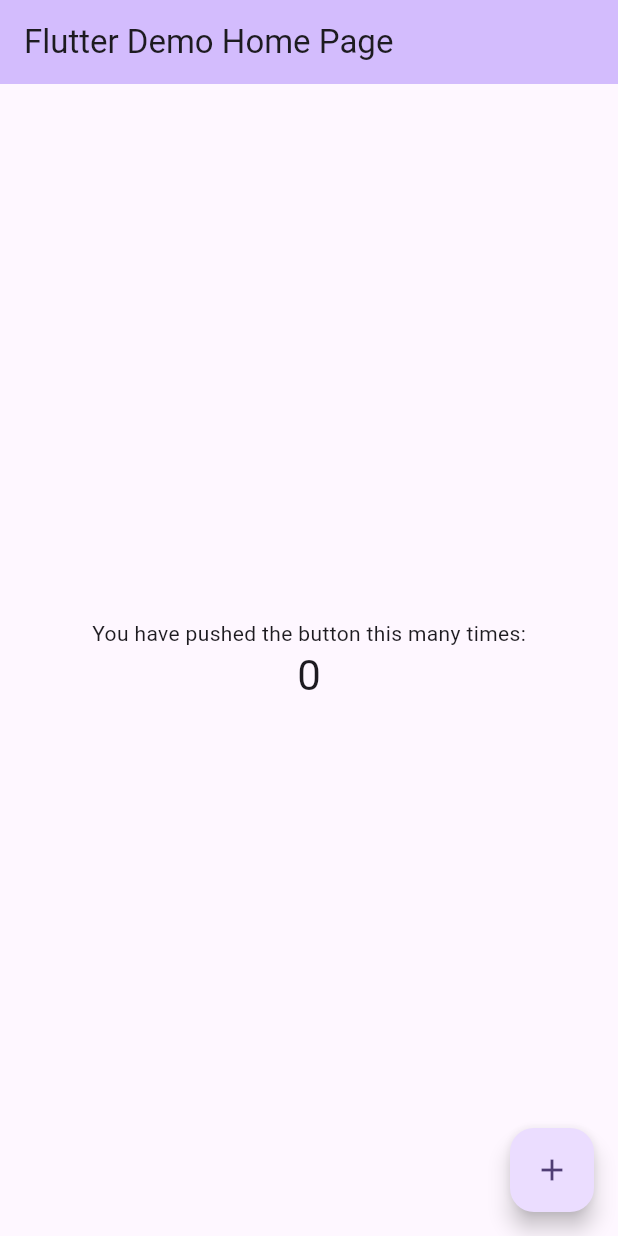
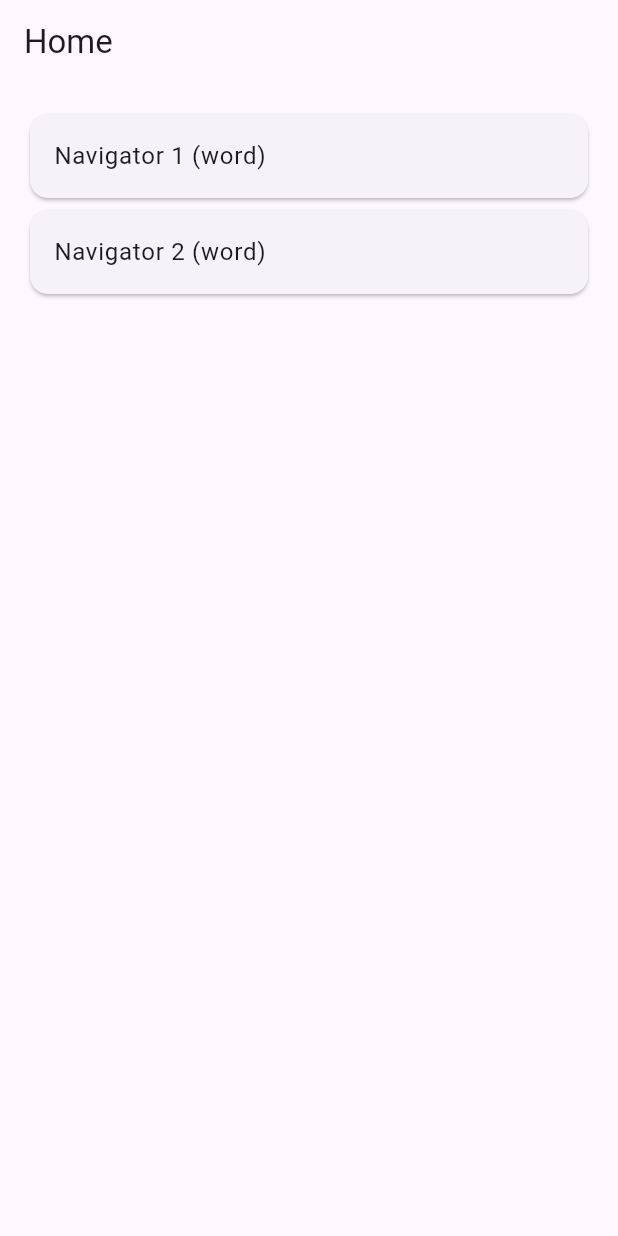
Before and after one commit to koji-1009/example_navigator_1_and_2, a Flutter app: the screen it shows after launch, on a phone screen of 412 x 824 dp. Run offline on Flutter 3.47's test engine with Material 3 defaults, Android fonts, the phone set to English and light mode, and no system bars; our stand-ins replace gap, go_router.

Commit message:
Setup word case

```diff
--- /dev/null
+++ b/lib/app.dart
@@ -0,0 +1,26 @@
+import 'package:flutter/material.dart';
+import 'package:go_router/go_router.dart';
+import 'package:navigator_1_and_2/routes.dart';
+
+class App extends StatefulWidget {
+  const App({super.key});
+
+  @override
+  State<App> createState() => _AppState();
+}
+
+class _AppState extends State<App> {
+  final _router = GoRouter(
+    routes: $appRoutes,
+  );
+
+  @override
+  Widget build(BuildContext context) {
+    return MaterialApp.router(
+      title: 'Navigation Demo',
+      theme: ThemeData.light(),
+      darkTheme: ThemeData.dark(),
+      routerConfig: _router,
+    );
+  }
+}
--- a/lib/main.dart
+++ b/lib/main.dart
@@ -1,125 +1,6 @@
 import 'package:flutter/material.dart';
+import 'package:navigator_1_and_2/app.dart';
 
 void main() {
-  runApp(const MyApp());
+  runApp(const App());
 }
-
-class MyApp extends StatelessWidget {
-  const MyApp({super.key});
-
-  // This widget is the root of your application.
-  @override
-  Widget build(BuildContext context) {
-    return MaterialApp(
-      title: 'Flutter Demo',
-      theme: ThemeData(
-        // This is the theme of your application.
-        //
-        // TRY THIS: Try running your application with "flutter run". You'll see
-        // the application has a purple toolbar. Then, without quitting the app,
-        // try changing the seedColor in the colorScheme below to Colors.green
-        // and then invoke "hot reload" (save your changes or press the "hot
-        // reload" button in a Flutter-supported IDE, or press "r" if you used
-        // the command line to start the app).
-        //
-        // Notice that the counter didn't reset back to zero; the application
-        // state is not lost during the reload. To reset the state, use hot
-        // restart instead.
-        //
-        // This works for code too, not just values: Most code changes can be
-        // tested with just a hot reload.
-        colorScheme: ColorScheme.fromSeed(seedColor: Colors.deepPurple),
-        useMaterial3: true,
-      ),
-      home: const MyHomePage(title: 'Flutter Demo Home Page'),
-    );
-  }
-}
-
-class MyHomePage extends StatefulWidget {
-  const MyHomePage({super.key, required this.title});
-
-  // This widget is the home page of your application. It is stateful, meaning
-  // that it has a State object (defined below) that contains fields that affect
-  // how it looks.
-
-  // This class is the configuration for the state. It holds the values (in this
-  // case the title) provided by the parent (in this case the App widget) and
-  // used by the build method of the State. Fields in a Widget subclass are
-  // always marked "final".
-
-  final String title;
-
-  @override
-  State<MyHomePage> createState() => _MyHomePageState();
-}
-
-class _MyHomePageState extends State<MyHomePage> {
-  int _counter = 0;
-
-  void _incrementCounter() {
-    setState(() {
-      // This call to setState tells the Flutter framework that something has
-      // changed in this State, which causes it to rerun the build method below
-      // so that the display can reflect the updated values. If we changed
-      // _counter without calling setState(), then the build method would not be
-      // called again, and so nothing would appear to happen.
-      _counter++;
-    });
-  }
-
-  @override
-  Widget build(BuildContext context) {
-    // This method is rerun every time setState is called, for instance as done
-    // by the _incrementCounter method above.
-    //
-    // The Flutter framework has been optimized to make rerunning build methods
-    // fast, so that you can just rebuild anything that needs updating rather
-    // than having to individually change instances of widgets.
-    return Scaffold(
-      appBar: AppBar(
-        // TRY THIS: Try changing the color here to a specific color (to
-        // Colors.amber, perhaps?) and trigger a hot reload to see the AppBar
-        // change color while the other colors stay the same.
-        backgroundColor: Theme.of(context).colorScheme.inversePrimary,
-        // Here we take the value from the MyHomePage object that was created by
-        // the App.build method, and use it to set our appbar title.
-        title: Text(widget.title),
-      ),
-      body: Center(
-        // Center is a layout widget. It takes a single child and positions it
-        // in the middle of the parent.
-        child: Column(
-          // Column is also a layout widget. It takes a list of children and
-          // arranges them vertically. By default, it sizes itself to fit its
-          // children horizontally, and tries to be as tall as its parent.
-          //
-          // Column has various properties to control how it sizes itself and
-          // how it positions its children. Here we use mainAxisAlignment to
-          // center the children vertically; the main axis here is the vertical
-          // axis because Columns are vertical (the cross axis would be
-          // horizontal).
-          //
-          // TRY THIS: Invoke "debug painting" (choose the "Toggle Debug Paint"
-          // action in the IDE, or press "p" in the console), to see the
-          // wireframe for each widget.
-          mainAxisAlignment: MainAxisAlignment.center,
-          children: <Widget>[
-            const Text(
-              'You have pushed the button this many times:',
-            ),
-            Text(
-              '$_counter',
-              style: Theme.of(context).textTheme.headlineMedium,
-            ),
-          ],
-        ),
-      ),
-      floatingActionButton: FloatingActionButton(
-        onPressed: _incrementCounter,
-        tooltip: 'Increment',
-        child: const Icon(Icons.add),
-      ), // This trailing comma makes auto-formatting nicer for build methods.
-    );
-  }
-}
--- /dev/null
+++ b/lib/pages/home.dart
@@ -0,0 +1,40 @@
+import 'package:flutter/material.dart';
+import 'package:navigator_1_and_2/extensions.dart';
+import 'package:navigator_1_and_2/routes.dart';
+
+class HomePage extends StatelessWidget {
+  const HomePage({super.key});
+
+  @override
+  Widget build(BuildContext context) {
+    return Scaffold(
+      appBar: AppBar(
+        title: const Text('Home'),
+      ),
+      body: ListView(
+        padding: EdgeInsets.symmetric(
+          horizontal: context.contentSpacing,
+          vertical: 16,
+        ),
+        children: [
+          Card(
+            child: ListTile(
+              title: const Text('Navigator 1 (word)'),
+              onTap: () {
+                const Navigator1WordRoute().go(context);
+              },
+            ),
+          ),
+          Card(
+            child: ListTile(
+              title: const Text('Navigator 2 (word)'),
+              onTap: () {
+                const Navigator2WordRoute().go(context);
+              },
+            ),
+          ),
+        ],
+      ),
+    );
+  }
+}
--- a/pubspec.yaml
+++ b/pubspec.yaml
@@ -11,10 +11,16 @@ dependencies:
   flutter:
     sdk: flutter
 
+  gap: ^3.0.0
+  go_router: ^13.0.0
+
 dev_dependencies:
   flutter_test:
     sdk: flutter
   flutter_lints: ^3.0.0
 
+  build_runner: ^2.0.0
+  go_router_builder: ^2.0.0
+
 flutter:
   uses-material-design: true
```
Also changed, not shown: lib/extensions.dart (added, +15 -0 lines), lib/pages/components/input_button.dart (added, +37 -0 lines), lib/pages/navigator_1_word.dart (added, +51 -0 lines), lib/pages/navigator_2_word.dart (added, +50 -0 lines), lib/routes.dart (added, +51 -0 lines), lib/routes.g.dart (added), pubspec.lock, 1 other file.
